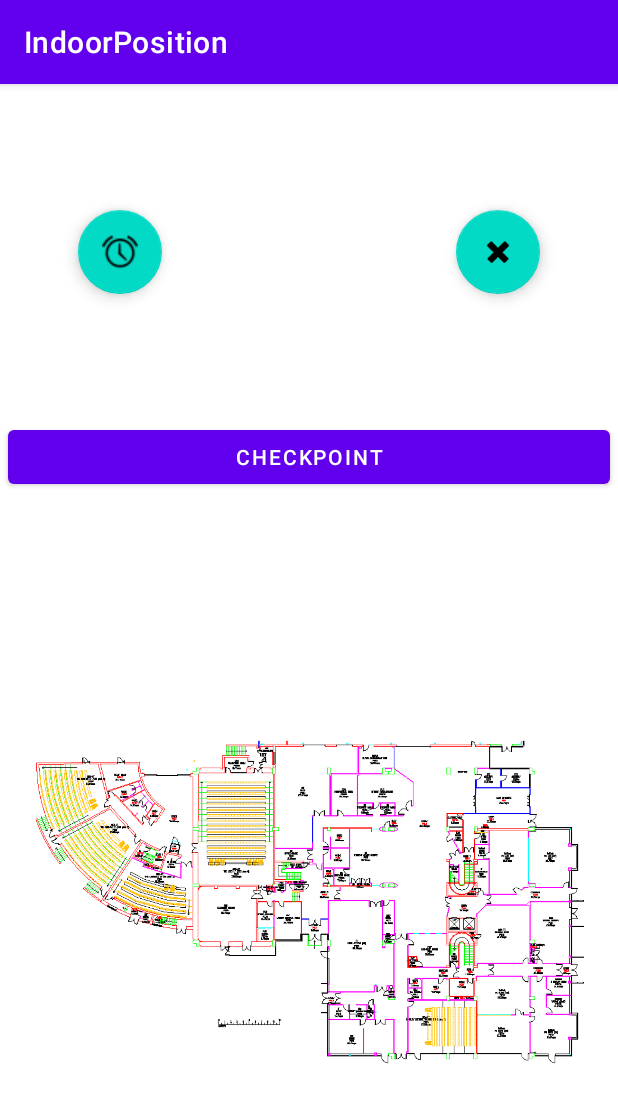
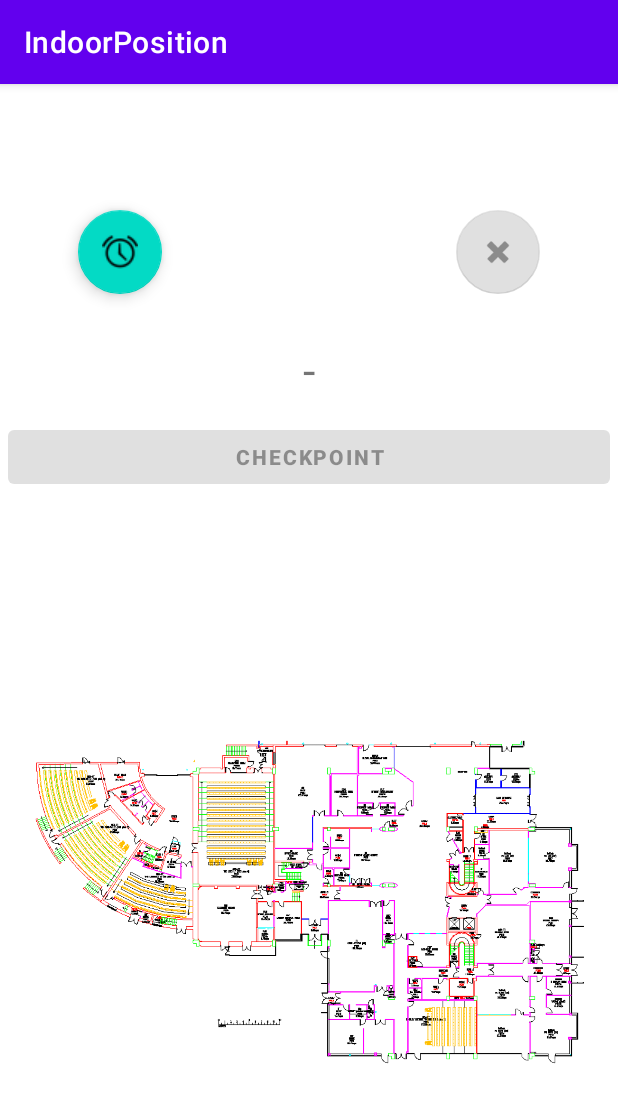
Before and after one commit to voglinio/IndoorPositionInference, an Android app: the screen it shows after launch (MainActivity), on a phone screen of 412 x 824 dp. Shown: the top 1103 px of the screen. Run offline under Robolectric (Android 15) with nearby library versions, the phone set to English and light mode, and no system bars; our stand-ins replace navigation-ui; 1 statement that could not run was skipped.

Commit message:
Checkpoint functionality added

```diff
--- /dev/null
+++ b/app/src/main/java/com/nodalpoint/indoorposition/model/Checkpoint.java
@@ -0,0 +1,41 @@
+package com.nodalpoint.indoorposition.model;
+
+import lombok.Getter;
+
+import java.util.ArrayList;
+import java.util.HashMap;
+import java.util.List;
+import java.util.Map;
+
+@Getter
+public class Checkpoint {
+
+    private String name;
+    private int id;
+    private List<Checkpoint> neighbours;
+    private float longitude;
+    private float latitude;
+    private int mapX;
+    private int mapY;
+
+    public Checkpoint(String name, int id) {
+        this.name = name;
+        this.id = id;
+    }
+
+    public static Map<Integer,Checkpoint> generatePoints() {
+        Map<Integer,Checkpoint> checkpoints = new HashMap<>();
+        checkpoints.put(0, new Checkpoint("Start", 0));
+        checkpoints.put(1, new Checkpoint("1", 1));
+        checkpoints.put(2, new Checkpoint("2", 2));
+        checkpoints.put(3, new Checkpoint("3", 3));
+        checkpoints.put(4, new Checkpoint("4", 4));
+        checkpoints.put(5, new Checkpoint("5", 5));
+        checkpoints.put(6, new Checkpoint("6", 6));
+        checkpoints.put(7, new Checkpoint("7", 7));
+        checkpoints.put(8, new Checkpoint("8", 8));
+        checkpoints.put(9, new Checkpoint("9", 9));
+        checkpoints.put(10, new Checkpoint("10", 10));
+        return checkpoints;
+    }
+}
--- /dev/null
+++ b/app/src/main/java/com/nodalpoint/indoorposition/model/Route.java
@@ -0,0 +1,25 @@
+package com.nodalpoint.indoorposition.model;
+
+import lombok.Getter;
+import lombok.NoArgsConstructor;
+
+import java.util.List;
+
+@Getter
+@NoArgsConstructor
+public class Route {
+
+    private List<Checkpoint> checkpoints;
+
+    public Route(List<Checkpoint> checkpoints) {
+        this.checkpoints = checkpoints;
+    }
+
+    public void addItem(Checkpoint item) {
+        checkpoints.add(item);
+    }
+
+    public void addCheckpoints(List<Checkpoint> items) {
+        checkpoints.addAll(items);
+    }
+}
--- a/app/src/main/java/com/nodalpoint/indoorposition/ui/home/HomeFragment.java
+++ b/app/src/main/java/com/nodalpoint/indoorposition/ui/home/HomeFragment.java
@@ -1,6 +1,7 @@
 package com.nodalpoint.indoorposition.ui.home;
 
 import android.content.Context;
+import android.graphics.Typeface;
 import android.hardware.Sensor;
 import android.hardware.SensorEventListener;
 import android.hardware.SensorManager;
@@ -13,6 +14,7 @@ import android.view.ViewGroup;
 import android.widget.Button;
 
 import android.widget.ImageView;
+import android.widget.TextView;
 import androidx.annotation.NonNull;
 import androidx.annotation.RequiresApi;
 import androidx.fragment.app.Fragment;
@@ -29,11 +31,16 @@ import android.net.wifi.WifiManager;
 
 import java.util.ArrayList;
 import java.util.List;
+import java.util.Map;
 
 public class HomeFragment extends Fragment {
 
     private HomeViewModel homeViewModel;
     private ImageView mCustomImage;
+    private Checkpoint currentCheckpoint;
+    private int currentCheckpointIndex = 0;
+    private List<Route> availableRoutes;
+    private Route selectedRoute;
     private SensorManager sensorManager;
     // Sensors
     private List<CalibratedSensor> calibratedSensors = new ArrayList<>();
@@ -55,7 +62,6 @@ public class HomeFragment extends Fragment {
         @RequiresApi(api = Build.VERSION_CODES.N)
         @Override
         public void run() {
-
             // Put your code here
             System.out.println("WIFI - BLE Data");
             ((MainActivity)getActivity()).scanWifi();
@@ -77,15 +83,32 @@ public class HomeFragment extends Fragment {
         homeViewModel =
                 new ViewModelProvider(this).get(HomeViewModel.class);
         View root = inflater.inflate(R.layout.fragment_home, container, false);
+        availableRoutes = setupRoutes();
+        // this should be replaced by choice list
+        selectedRoute = availableRoutes.get(0);
+        currentCheckpointIndex = 0;
+        currentCheckpoint = selectedRoute.getCheckpoints().get(currentCheckpointIndex);
 
         // Setup Managers
         sensorManager = (SensorManager) getActivity().getSystemService(Context.SENSOR_SERVICE);
         setupSensors();
-        Button button = (Button) root.findViewById(R.id.record_button);
-        button.setOnClickListener(new View.OnClickListener() {
-            @RequiresApi(api = Build.VERSION_CODES.N)
+
+        TextView currentCheckpointTextView = (TextView) root.findViewById(R.id.checkpoint);
+        currentCheckpointTextView.setText("-");
+        Button checkpointButton = (Button) root.findViewById(R.id.record_button);
+        checkpointButton.setTypeface(checkpointButton.getTypeface(), Typeface.BOLD);
+        checkpointButton.setEnabled(false);
+        checkpointButton.setOnClickListener(new View.OnClickListener() {
             public void onClick(View v) {
-                printSensorsValues();
+                currentCheckpointIndex ++;
+                currentCheckpoint = selectedRoute.getCheckpoints().get(currentCheckpointIndex);
+                System.out.println("CHECKPOINT " + currentCheckpoint.getName());
+                if(currentCheckpointIndex + 2 > selectedRoute.getCheckpoints().size()) {
+                    checkpointButton.setEnabled(false);
+                    currentCheckpointTextView.setText("Checkpoint " + currentCheckpoint.getName() + " End of Route");
+                } else {
+                    currentCheckpointTextView.setText("Checkpoint " + currentCheckpoint.getName());
+                }
             }
         });
 
@@ -94,14 +117,17 @@ public class HomeFragment extends Fragment {
 
         FloatingActionButton startSessionBtn = (FloatingActionButton) root.findViewById(R.id.start_session);
         FloatingActionButton stopSessionBtn = (FloatingActionButton) root.findViewById(R.id.stop_session);
-
-
+        stopSessionBtn.setEnabled(false);
 
 
         startSessionBtn.setOnClickListener(new View.OnClickListener() {
             @Override
             public void onClick(View view) {
                 System.out.println("Start Record Session");
+                currentCheckpointTextView.setText(currentCheckpoint.getName());
+                startSessionBtn.setEnabled(false);
+                checkpointButton.setEnabled(true);
+                stopSessionBtn.setEnabled(true);
                 sensorHandler.postDelayed(sensorsRunnable, sensorHandlerDelay);
                 wifiBLeHandler.postDelayed(wifiBLeRunnable, wifiBLeHandlerDelay);
             }
@@ -111,13 +137,14 @@ public class HomeFragment extends Fragment {
             @Override
             public void onClick(View view) {
                 System.out.println("Stop Record Session");
+                startSessionBtn.setEnabled(true);
+                checkpointButton.setEnabled(false);
+                stopSessionBtn.setEnabled(false);
                 sensorHandler.removeCallbacks(sensorsRunnable);
                 wifiBLeHandler.removeCallbacks(wifiBLeRunnable);
             }
         });
-
         return root;
-
     }
 
 
@@ -184,4 +211,32 @@ public class HomeFragment extends Fragment {
         });
         System.out.println(" ---------------------------------- ");
     }
+
+    private List<Route> setupRoutes() {
+        Map<Integer, Checkpoint> availableCheckpoints = Checkpoint.generatePoints();
+        List<Route> routes = new ArrayList<>();
+        List<Checkpoint> route1Checkpoints = new ArrayList<Checkpoint>(){
+            {add(availableCheckpoints.get(0));}
+            {add(availableCheckpoints.get(1));}
+            {add(availableCheckpoints.get(2));}
+            {add(availableCheckpoints.get(3));}
+            {add(availableCheckpoints.get(4));}
+            {add(availableCheckpoints.get(5));}
+            {add(availableCheckpoints.get(6));}
+            {add(availableCheckpoints.get(7));}
+            {add(availableCheckpoints.get(8));}
+            {add(availableCheckpoints.get(9));}
+            {add(availableCheckpoints.get(10));}
+        };
+        routes.add(new Route(route1Checkpoints));
+
+
+
+        return routes;
+    }
+
+    private void resetCheckpoint(TextView currentCheckpointTextView) {
+        currentCheckpointIndex = 0;
+        currentCheckpointTextView.setText("-");
+    }
 }
--- a/app/src/main/java/com/nodalpoint/indoorposition/ui/home/HomeViewModel.java
+++ b/app/src/main/java/com/nodalpoint/indoorposition/ui/home/HomeViewModel.java
@@ -1,19 +1,11 @@
 package com.nodalpoint.indoorposition.ui.home;
 
-import androidx.lifecycle.LiveData;
-import androidx.lifecycle.MutableLiveData;
 import androidx.lifecycle.ViewModel;
 
 public class HomeViewModel extends ViewModel {
 
-    private MutableLiveData<String> mText;
+    public HomeViewModel() {
 
-    public HomeViewModel() {
-        mText = new MutableLiveData<>();
-        mText.setValue("This is home fragment");
     }
 
-    public LiveData<String> getText() {
-        return mText;
-    }
 }
--- a/app/src/main/res/layout/fragment_home.xml
+++ b/app/src/main/res/layout/fragment_home.xml
@@ -65,4 +65,22 @@
             android:layout_marginRight="52dp"
             app:layout_constraintEnd_toEndOf="parent"/>
 
+    <TextView
+            android:text="-"
+            android:layout_width="match_parent"
+            android:layout_height="wrap_content"
+            android:id="@+id/checkpoint"
+            android:gravity="center"
+            app:layout_constraintTop_toTopOf="parent"
+            android:layout_marginTop="127dp"
+            app:layout_constraintStart_toStartOf="parent"
+            app:layout_constraintEnd_toEndOf="parent"
+            android:layout_marginBottom="27dp"
+            app:layout_constraintBottom_toTopOf="@+id/record_button"
+            android:layout_marginLeft="10dp"
+            android:layout_marginStart="10dp"
+            android:layout_marginRight="10dp"
+            android:textSize="30sp"
+            android:layout_marginEnd="10dp"/>
+
 </androidx.constraintlayout.widget.ConstraintLayout>
```
